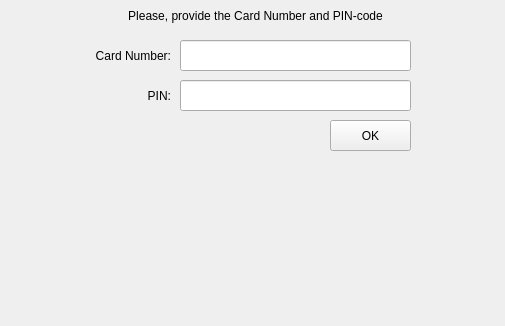
eugeniashurko/ATM, file client/client/gui/widgets/authwidget.ui: the form before one commit.
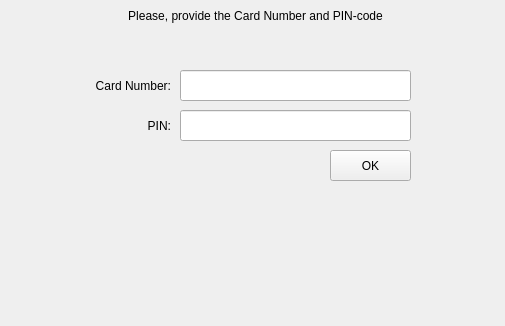
The form after the commit.

```diff
--- a/client/client/gui/widgets/authwidget.ui
+++ b/client/client/gui/widgets/authwidget.ui
@@ -26,7 +26,7 @@
    <property name="geometry">
     <rect>
      <x>330</x>
-     <y>120</y>
+     <y>150</y>
      <width>81</width>
      <height>31</height>
     </rect>
@@ -39,7 +39,7 @@
    <property name="geometry">
     <rect>
      <x>180</x>
-     <y>80</y>
+     <y>110</y>
      <width>231</width>
      <height>31</height>
     </rect>
@@ -52,7 +52,7 @@
    <property name="geometry">
     <rect>
      <x>60</x>
-     <y>40</y>
+     <y>70</y>
      <width>111</width>
      <height>31</height>
     </rect>
@@ -68,7 +68,7 @@
    <property name="geometry">
     <rect>
      <x>100</x>
-     <y>80</y>
+     <y>110</y>
      <width>71</width>
      <height>31</height>
     </rect>
@@ -103,12 +103,31 @@
    <property name="geometry">
     <rect>
      <x>180</x>
-     <y>40</y>
+     <y>70</y>
      <width>231</width>
      <height>31</height>
     </rect>
    </property>
   </widget>
+  <widget class="QLabel" name="errorLabel">
+   <property name="geometry">
+    <rect>
+     <x>60</x>
+     <y>30</y>
+     <width>391</width>
+     <height>31</height>
+    </rect>
+   </property>
+   <property name="styleSheet">
+    <string notr="true">#errorLabel { color: red; }</string>
+   </property>
+   <property name="text">
+    <string/>
+   </property>
+   <property name="alignment">
+    <set>Qt::AlignCenter</set>
+   </property>
+  </widget>
  </widget>
  <resources/>
  <connections/>
```
